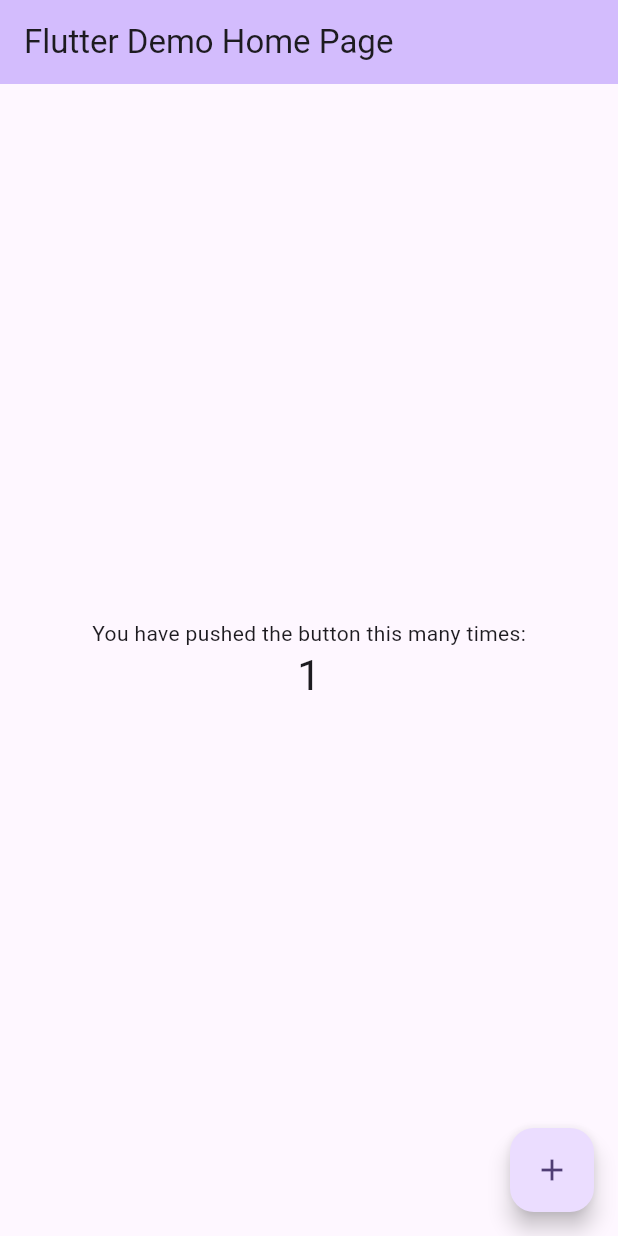
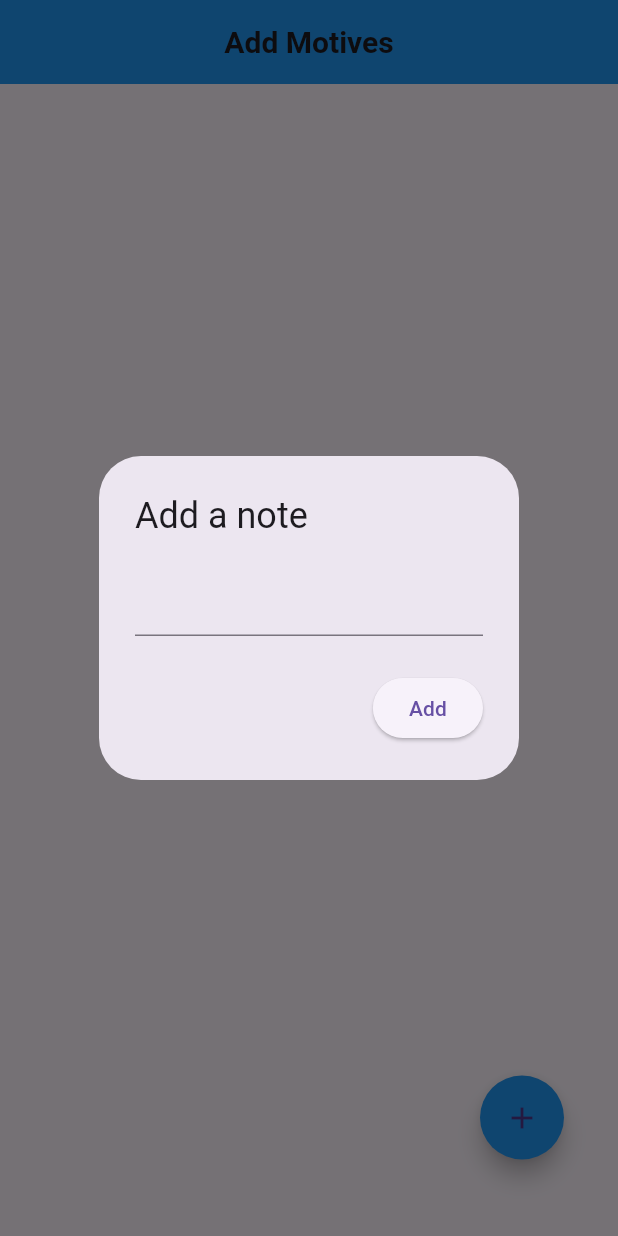
Before and after one commit to Rafi076/CurdApplication, a Flutter app: the screen it shows after launch, after a tap on the "add" icon, on a phone screen of 412 x 824 dp. Run offline on Flutter 3.47's test engine with Material 3 defaults, Android fonts, the light colour scheme and no system bars; our stand-ins replace cloud_firestore, firebase_core; accounts and stored records are empty.

Commit message:
before read method

```diff
--- /dev/null
+++ b/basic_curdapplication/lib/firestore.dart
@@ -0,0 +1,22 @@
+import 'package:cloud_firestore/cloud_firestore.dart';
+
+class FirestoreService {
+
+  // get collection of notes
+  final CollectionReference notes =
+      FirebaseFirestore.instance.collection('notes');
+
+  //Create: add a new notes
+  Future<void> addNotes(String note){
+    return notes.add({
+      'note': note,
+      'timestamp': Timestamp.now(),
+    });
+  }
+
+  // Read: get notes from database
+
+  // Update: update note given i a doc id
+
+  // Delete: Given notes given a doc id
+}
--- /dev/null
+++ b/basic_curdapplication/lib/home_page.dart
@@ -0,0 +1,73 @@
+import 'package:basic_curdapplication/firestore.dart';
+import 'package:flutter/material.dart';
+
+class HomePage extends StatefulWidget {
+  const HomePage({super.key});
+
+  @override
+  State<HomePage> createState() => _HomePageState();
+}
+
+class _HomePageState extends State<HomePage> {
+
+  //3 firestore
+  final FirestoreService firestoreService = FirestoreService();
+
+  //2 Text controller
+  final TextEditingController textController = TextEditingController();
+
+  //1 Open a dialog box to add a note
+  void openNotebox() {
+    showDialog(
+      context: context,
+      builder: (context) => AlertDialog(
+        title: const Text('Add a note'),
+        content: TextField(
+
+          //2 Text controller
+          controller: textController,
+        ),
+        actions: [
+          // Button to save the note
+          ElevatedButton(
+            onPressed: () {
+              //3 Add functionality to save or handle the note
+              firestoreService.addNotes(textController.text);
+
+              // after add clear the text controller
+              textController.clear();
+
+              // after clear close the box
+              Navigator.pop(context);
+            },
+            child: const Text("Add"),
+          ),
+        ],
+      ),
+    );
+  }
+
+  @override
+  Widget build(BuildContext context) {
+    return Scaffold(
+      appBar: AppBar(
+        centerTitle: true,
+        title: const Text(
+          'Add Motives',
+          style: TextStyle(fontSize: 20, fontWeight: FontWeight.bold),
+        ),
+        backgroundColor: Colors.blue,
+      ),
+      // Action button
+      floatingActionButton: Padding(
+        padding: const EdgeInsets.only(right: 20, bottom: 35),
+        child: FloatingActionButton(
+          onPressed: openNotebox,
+          child: const Icon(Icons.add),
+          backgroundColor: Colors.blue, // Sets the color to blue
+          shape: const CircleBorder(), // Ensures the button is circular (default shape)
+        ),
+      ),
+    );
+  }
+}
--- a/basic_curdapplication/lib/main.dart
+++ b/basic_curdapplication/lib/main.dart
@@ -1,125 +1,26 @@
 import 'package:flutter/material.dart';
+import 'firebase_options.dart';
+import 'package:firebase_core/firebase_core.dart';
 
-void main() {
-  runApp(const MyApp());
+import 'home_page.dart';
+
+
+// to setup firebase start from here.. The async keyword allows asynchronous Firebase initialization before starting the app.
+void main() async {
+  WidgetsFlutterBinding.ensureInitialized();
+  await Firebase.initializeApp(
+    options: DefaultFirebaseOptions.currentPlatform,
+  );
+  runApp(MyApp());
 }
-
 class MyApp extends StatelessWidget {
   const MyApp({super.key});
 
-  // This widget is the root of your application.
   @override
   Widget build(BuildContext context) {
-    return MaterialApp(
-      title: 'Flutter Demo',
-      theme: ThemeData(
-        // This is the theme of your application.
-        //
-        // TRY THIS: Try running your application with "flutter run". You'll see
-        // the application has a purple toolbar. Then, without quitting the app,
-        // try changing the seedColor in the colorScheme below to Colors.green
-        // and then invoke "hot reload" (save your changes or press the "hot
-        // reload" button in a Flutter-supported IDE, or press "r" if you used
-        // the command line to start the app).
-        //
-        // Notice that the counter didn't reset back to zero; the application
-        // state is not lost during the reload. To reset the state, use hot
-        // restart instead.
-        //
-        // This works for code too, not just values: Most code changes can be
-        // tested with just a hot reload.
-        colorScheme: ColorScheme.fromSeed(seedColor: Colors.deepPurple),
-        useMaterial3: true,
-      ),
-      home: const MyHomePage(title: 'Flutter Demo Home Page'),
+    return const MaterialApp(
+      debugShowCheckedModeBanner: false,
+      home: HomePage(),
     );
   }
 }
-
-class MyHomePage extends StatefulWidget {
-  const MyHomePage({super.key, required this.title});
-
-  // This widget is the home page of your application. It is stateful, meaning
-  // that it has a State object (defined below) that contains fields that affect
-  // how it looks.
-
-  // This class is the configuration for the state. It holds the values (in this
-  // case the title) provided by the parent (in this case the App widget) and
-  // used by the build method of the State. Fields in a Widget subclass are
-  // always marked "final".
-
-  final String title;
-
-  @override
-  State<MyHomePage> createState() => _MyHomePageState();
-}
-
-class _MyHomePageState extends State<MyHomePage> {
-  int _counter = 0;
-
-  void _incrementCounter() {
-    setState(() {
-      // This call to setState tells the Flutter framework that something has
-      // changed in this State, which causes it to rerun the build method below
-      // so that the display can reflect the updated values. If we changed
-      // _counter without calling setState(), then the build method would not be
-      // called again, and so nothing would appear to happen.
-      _counter++;
-    });
-  }
-
-  @override
-  Widget build(BuildContext context) {
-    // This method is rerun every time setState is called, for instance as done
-    // by the _incrementCounter method above.
-    //
-    // The Flutter framework has been optimized to make rerunning build methods
-    // fast, so that you can just rebuild anything that needs updating rather
-    // than having to individually change instances of widgets.
-    return Scaffold(
-      appBar: AppBar(
-        // TRY THIS: Try changing the color here to a specific color (to
-        // Colors.amber, perhaps?) and trigger a hot reload to see the AppBar
-        // change color while the other colors stay the same.
-        backgroundColor: Theme.of(context).colorScheme.inversePrimary,
-        // Here we take the value from the MyHomePage object that was created by
-        // the App.build method, and use it to set our appbar title.
-        title: Text(widget.title),
-      ),
-      body: Center(
-        // Center is a layout widget. It takes a single child and positions it
-        // in the middle of the parent.
-        child: Column(
-          // Column is also a layout widget. It takes a list of children and
-          // arranges them vertically. By default, it sizes itself to fit its
-          // children horizontally, and tries to be as tall as its parent.
-          //
-          // Column has various properties to control how it sizes itself and
-          // how it positions its children. Here we use mainAxisAlignment to
-          // center the children vertically; the main axis here is the vertical
-          // axis because Columns are vertical (the cross axis would be
-          // horizontal).
-          //
-          // TRY THIS: Invoke "debug painting" (choose the "Toggle Debug Paint"
-          // action in the IDE, or press "p" in the console), to see the
-          // wireframe for each widget.
-          mainAxisAlignment: MainAxisAlignment.center,
-          children: <Widget>[
-            const Text(
-              'You have pushed the button this many times:',
-            ),
-            Text(
-              '$_counter',
-              style: Theme.of(context).textTheme.headlineMedium,
-            ),
-          ],
-        ),
-      ),
-      floatingActionButton: FloatingActionButton(
-        onPressed: _incrementCounter,
-        tooltip: 'Increment',
-        child: const Icon(Icons.add),
-      ), // This trailing comma makes auto-formatting nicer for build methods.
-    );
-  }
-}
--- a/basic_curdapplication/pubspec.yaml
+++ b/basic_curdapplication/pubspec.yaml
@@ -35,17 +35,20 @@ dependencies:
   # The following adds the Cupertino Icons font to your application.
   # Use with the CupertinoIcons class for iOS style icons.
   cupertino_icons: ^1.0.6
+  firebase_core: ^3.6.0
+  cloud_firestore: ^5.4.3
 
 dev_dependencies:
   flutter_test:
     sdk: flutter
+
 
   # The "flutter_lints" package below contains a set of recommended lints to
   # encourage good coding practices. The lint set provided by the package is
   # activated in the `analysis_options.yaml` file located at the root of your
   # package. See that file for information about deactivating specific lint
   # rules and activating additional ones.
-  flutter_lints: ^3.0.0
+  flutter_lints: ^2.0.0
 
 # For information on the generic Dart part of this file, see the
 # following page: https://dart.dev/tools/pub/pubspec
```
Also changed, not shown: basic_curdapplication/firebase.json (added), basic_curdapplication/lib/firebase_options.dart (added), basic_curdapplication/pubspec.lock, 8 other files.
